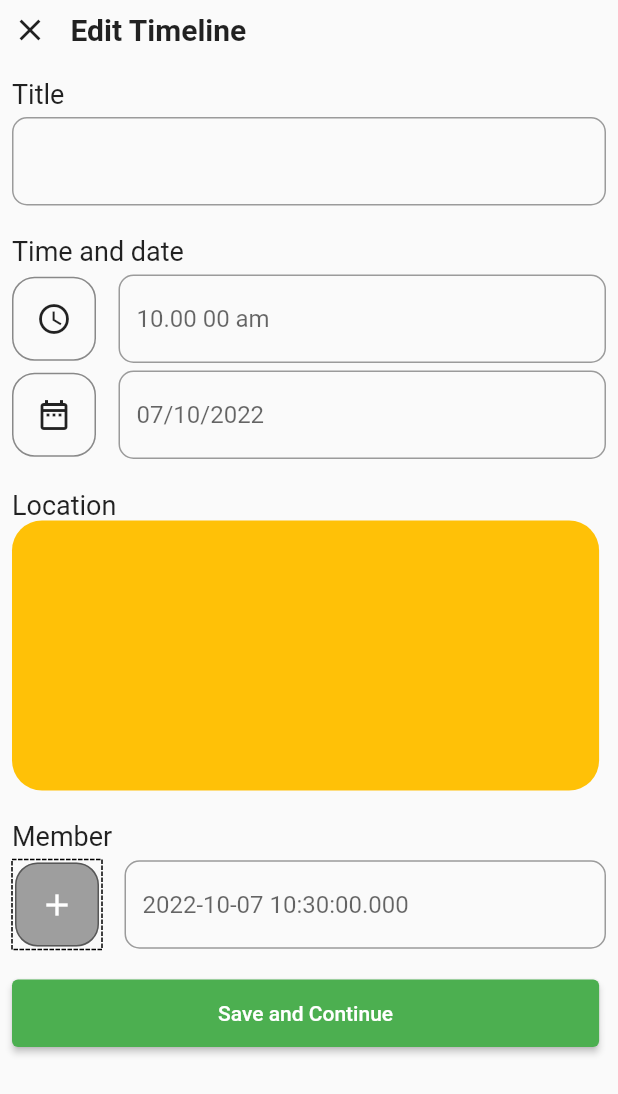
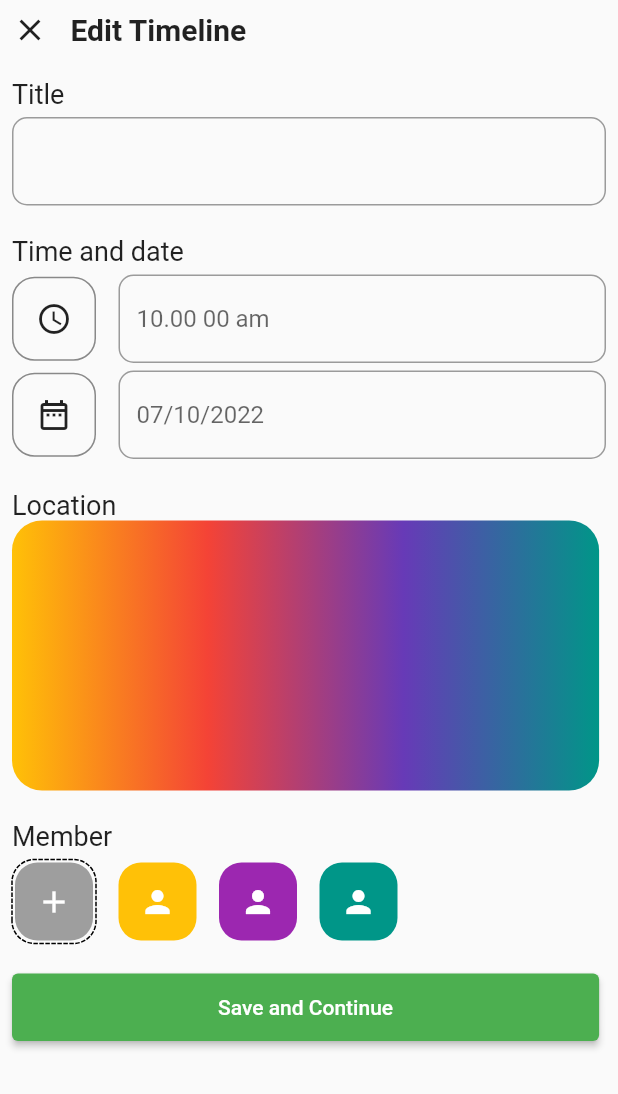
Before and after one commit to bininebro/flutter_reminder, a Flutter app: the CreateReminderPage screen opened directly, on a phone screen of 412 x 824 dp. Shown: the top 1094 px of the screen. Run offline on Flutter 3.47's test engine with Material 2 defaults, Android fonts, the light colour scheme and no system bars; drawn by our look-alikes of dotted_border; our stand-ins replace charts_flutter, get, shared_preferences; accounts and stored records are empty.

Commit message:
member added

```diff
--- a/lib/pages/create_reminder_page.dart
+++ b/lib/pages/create_reminder_page.dart
@@ -110,7 +110,14 @@ class _CreateReminderPageState extends State<CreateReminderPage> {
                   width: width,
                   height: 180,
                   decoration: BoxDecoration(
-                    color: Colors.amber,
+                    gradient: const LinearGradient(
+                      colors: [
+                        Colors.amber,
+                        Colors.red,
+                        Colors.deepPurple,
+                        Colors.teal,
+                      ],
+                    ),
                     borderRadius: BorderRadius.circular(20),
                   ),
                 ),
@@ -126,14 +133,13 @@ class _CreateReminderPageState extends State<CreateReminderPage> {
                 Row(
                   children: [
                     DottedBorder(
-                      radius: Radius.circular(20),
+                      radius: const Radius.circular(15),
                       color: Colors.black,
-                      strokeWidth: 1,
+                      borderType: BorderType.RRect,
                       child: Container(
-                        padding: const EdgeInsets.all(15),
+                        padding: const EdgeInsets.all(14),
                         decoration: BoxDecoration(
                             color: Colors.grey,
-                            border: Border.all(color: Colors.black45),
                             borderRadius: BorderRadius.circular(15)),
                         child: const Icon(
                           Icons.add,
@@ -142,14 +148,38 @@ class _CreateReminderPageState extends State<CreateReminderPage> {
                       ),
                     ),
                     const SizedBox(width: 15),
-                    Flexible(
-                      child: TextField(
-                        decoration: InputDecoration(
-                            hintText: DateTime.now().toString(),
-                            border: OutlineInputBorder(
-                                borderRadius: BorderRadius.circular(10))),
+                    Container(
+                      padding: const EdgeInsets.all(14),
+                      decoration: BoxDecoration(
+                          color: Colors.amber,
+                          borderRadius: BorderRadius.circular(15)),
+                      child: const Icon(
+                        Icons.person,
+                        color: Colors.white,
                       ),
                     ),
+                    const SizedBox(width: 15),
+                    Container(
+                      padding: const EdgeInsets.all(14),
+                      decoration: BoxDecoration(
+                          color: Colors.purple,
+                          borderRadius: BorderRadius.circular(15)),
+                      child: const Icon(
+                        Icons.person,
+                        color: Colors.white,
+                      ),
+                    ),
+                    const SizedBox(width: 15),
+                    Container(
+                      padding: const EdgeInsets.all(14),
+                      decoration: BoxDecoration(
+                          color: Colors.teal,
+                          borderRadius: BorderRadius.circular(15)),
+                      child: const Icon(
+                        Icons.person,
+                        color: Colors.white,
+                      ),
+                    )
                   ],
                 ),
                 const SizedBox(height: 20),
@@ -163,7 +193,8 @@ class _CreateReminderPageState extends State<CreateReminderPage> {
                         onPrimary: Colors.white,
                       ),
                       child: const Text('Save and Continue')),
-                )
+                ),
+                const SizedBox(height: 25),
               ],
             ),
           ),
```
